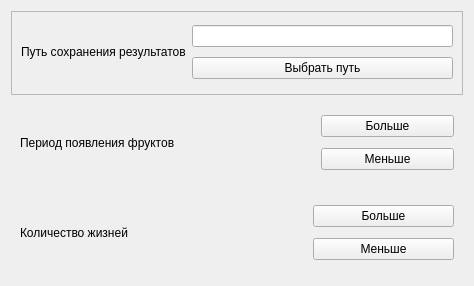
Before: the Qt Designer form settingsmenu.ui in Yakovlev0309/fruit_catching_game, drawn with Qt 5.
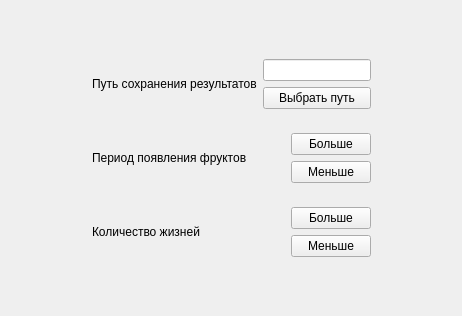
After: the same form once the commit is applied.

Commit message: Перенёс кнопки Return в классы Results и SettingsMenu

The edit to the form file:
```diff
--- a/settingsmenu.ui
+++ b/settingsmenu.ui
@@ -6,49 +6,80 @@
    <rect>
     <x>0</x>
     <y>0</y>
-    <width>474</width>
-    <height>286</height>
+    <width>462</width>
+    <height>316</height>
    </rect>
   </property>
   <property name="windowTitle">
    <string>Form</string>
   </property>
+  <layout class="QGridLayout" name="gridLayout_4">
+   <item row="0" column="1">
+    <spacer name="verticalSpacer_3">
+     <property name="orientation">
+      <enum>Qt::Vertical</enum>
+     </property>
+     <property name="sizeHint" stdset="0">
+      <size>
+       <width>20</width>
+       <height>40</height>
+      </size>
+     </property>
+    </spacer>
+   </item>
+   <item row="2" column="1">
+    <spacer name="verticalSpacer">
+     <property name="orientation">
+      <enum>Qt::Vertical</enum>
+     </property>
+     <property name="sizeHint" stdset="0">
+      <size>
+       <width>20</width>
+       <height>40</height>
+      </size>
+     </property>
+    </spacer>
+   </item>
+   <item row="1" column="0">
+    <spacer name="horizontalSpacer">
+     <property name="orientation">
+      <enum>Qt::Horizontal</enum>
+     </property>
+     <property name="sizeHint" stdset="0">
+      <size>
+       <width>40</width>
+       <height>20</height>
+      </size>
+     </property>
+    </spacer>
+   </item>
+   <item row="1" column="1">
+    <widget class="QWidget" name="main_widget" native="true">
+     <layout class="QVBoxLayout" name="verticalLayout">
+      <item>
+       <widget class="QWidget" name="widget_4" native="true">
   <layout class="QGridLayout" name="gridLayout">
-   <item row="2" column="0" colspan="2">
-    <widget class="QWidget" name="widget_2" native="true">
-     <layout class="QGridLayout" name="gridLayout_3">
-      <item row="0" column="1" rowspan="2">
-       <widget class="QLabel" name="heart_count_label">
+         <item row="0" column="0" rowspan="2" colspan="2">
+          <widget class="QLabel" name="results_path_text_label">
         <property name="text">
-         <string/>
+            <string>Путь сохранения результатов</string>
         </property>
        </widget>
       </item>
       <item row="0" column="2">
-       <widget class="QPushButton" name="heart_count_up_button">
-        <property name="text">
-         <string>Больше</string>
-        </property>
-       </widget>
+          <widget class="QLineEdit" name="results_path_edit"/>
       </item>
       <item row="1" column="2">
-       <widget class="QPushButton" name="heart_count_down_button">
+          <widget class="QPushButton" name="choose_path_button">
         <property name="text">
-         <string>Меньше</string>
-        </property>
-       </widget>
-      </item>
-      <item row="0" column="0" rowspan="2">
-       <widget class="QLabel" name="heart_count_text_label">
-        <property name="text">
-         <string>Количество жизней</string>
+            <string>Выбрать путь</string>
         </property>
        </widget>
       </item>
      </layout>
     </widget>
    </item>
-   <item row="1" column="0" colspan="2">
+      <item>
     <widget class="QWidget" name="widget" native="true">
      <layout class="QGridLayout" name="gridLayout_2">
       <item row="1" column="2">
@@ -82,34 +113,55 @@
      </layout>
     </widget>
    </item>
-   <item row="0" column="0" colspan="2">
-    <widget class="QFrame" name="frame">
-     <property name="frameShape">
-      <enum>QFrame::StyledPanel</enum>
-     </property>
-     <property name="frameShadow">
-      <enum>QFrame::Raised</enum>
-     </property>
-     <layout class="QGridLayout" name="gridLayout_4">
-      <item row="0" column="1">
-       <widget class="QLineEdit" name="results_path_edit"/>
-      </item>
-      <item row="1" column="1">
-       <widget class="QPushButton" name="choose_path_button">
+      <item>
+       <widget class="QWidget" name="widget_2" native="true">
+        <layout class="QGridLayout" name="gridLayout_3">
+         <item row="0" column="1" rowspan="2">
+          <widget class="QLabel" name="heart_count_label">
+           <property name="text">
+            <string/>
+           </property>
+          </widget>
+         </item>
+         <item row="0" column="2">
+          <widget class="QPushButton" name="heart_count_up_button">
+           <property name="text">
+            <string>Больше</string>
+           </property>
+          </widget>
+         </item>
+         <item row="1" column="2">
+          <widget class="QPushButton" name="heart_count_down_button">
         <property name="text">
-         <string>Выбрать путь</string>
+            <string>Меньше</string>
         </property>
        </widget>
       </item>
       <item row="0" column="0" rowspan="2">
-       <widget class="QLabel" name="results_path_text_label">
+          <widget class="QLabel" name="heart_count_text_label">
         <property name="text">
-         <string>Путь сохранения результатов</string>
+            <string>Количество жизней</string>
         </property>
        </widget>
       </item>
      </layout>
     </widget>
+      </item>
+     </layout>
+    </widget>
+   </item>
+   <item row="1" column="2">
+    <spacer name="horizontalSpacer_2">
+     <property name="orientation">
+      <enum>Qt::Horizontal</enum>
+     </property>
+     <property name="sizeHint" stdset="0">
+      <size>
+       <width>40</width>
+       <height>20</height>
+      </size>
+     </property>
+    </spacer>
    </item>
   </layout>
  </widget>
```
Left out of the diff: 14 changed lines with no effect on the pictures. Lines whose indentation alone changed are shown as unchanged. The commit also changes 7 other files.
